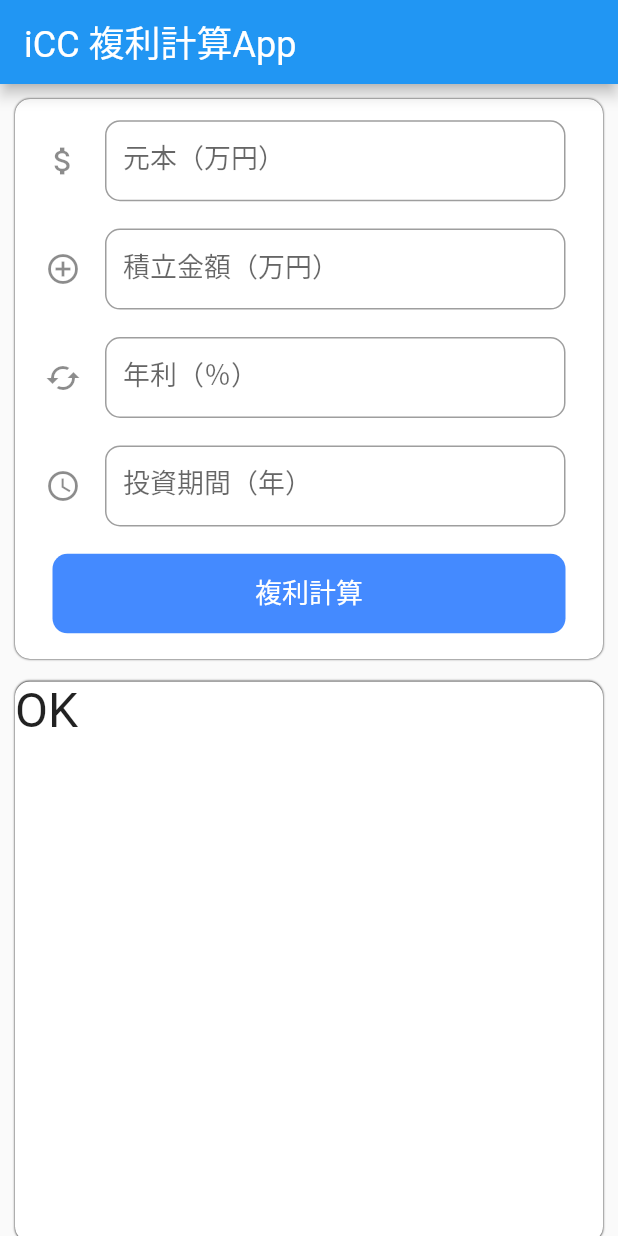
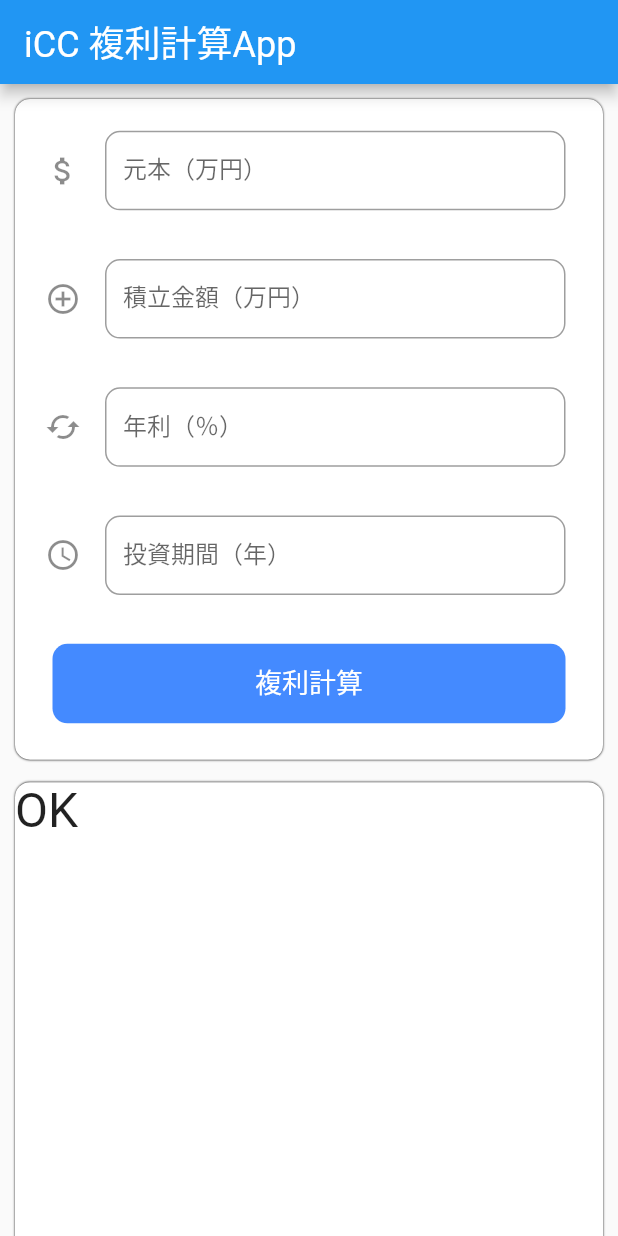
Before and after one commit to earlydogs/fluttertest1app, a Flutter app: the screen it shows after launch, on a phone screen of 412 x 824 dp. Run offline on Flutter 3.47's test engine with Material 2 defaults, Android fonts, the phone set to English and light mode, and no system bars; our stand-ins replace decimal.

Commit message:
20190921 2nd

```diff
--- a/lib/main.dart
+++ b/lib/main.dart
@@ -98,8 +98,9 @@ class _MyHomePageState extends State<MyHomePage> {
           maxCrossAxisExtent: 600.0,
           mainAxisSpacing: 15.0,
           crossAxisSpacing: 10.0,
-          childAspectRatio: 1.05,
+          childAspectRatio: 0.89,
           padding: const EdgeInsets.all(10.0),
+
           children: <Widget>[
             Container(
                 decoration: BoxDecoration(
@@ -129,7 +130,7 @@ class _MyHomePageState extends State<MyHomePage> {
                         keyboardType: TextInputType.number,
                         focusNode: _currentBalanceFocusNode,
                         style: TextStyle(
-                            fontSize: 18.0,
+                            fontSize: 16.0,
                             height: 0.8,
                             color: Colors.blueAccent,
                             fontWeight: FontWeight.w400,
@@ -151,7 +152,7 @@ class _MyHomePageState extends State<MyHomePage> {
                         keyboardType: TextInputType.number,
                         focusNode: _monthlyAdditionFocusNode,
                         style: TextStyle(
-                            fontSize: 18.0,
+                            fontSize: 16.0,
                             height: 0.8,
                             color: Colors.blueAccent,
                             fontWeight: FontWeight.w400,
@@ -173,7 +174,7 @@ class _MyHomePageState extends State<MyHomePage> {
                         keyboardType: TextInputType.number,
                         focusNode: _interestRateYearFocusNode,
                         style: TextStyle(
-                            fontSize: 18.0,
+                            fontSize: 16.0,
                             height: 0.8,
                             color: Colors.blueAccent,
                             fontWeight: FontWeight.w400,
@@ -195,7 +196,7 @@ class _MyHomePageState extends State<MyHomePage> {
                         keyboardType: TextInputType.number,
                         focusNode: _periodYearFocusNode,
                         style: TextStyle(
-                            fontSize: 18.0,
+                            fontSize: 16.0,
                             height: 0.8,
                             color: Colors.blueAccent,
                             fontWeight: FontWeight.w400,
```
